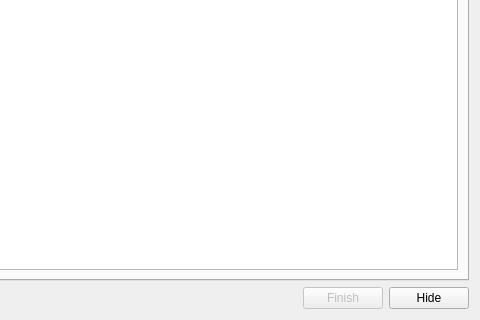
Above: gui/dialogs/QuickModInstallDialog.ui from MultiMC/Launcher before the change; both pictures show x 160 to 640 and y 160 to 480 of the 640 by 480 pixel window. Below: the same form after it.
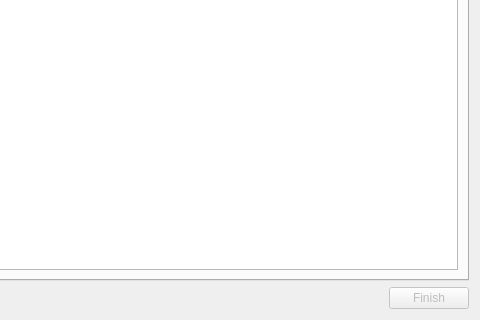
That is the form after the change.

```diff
--- a/gui/dialogs/QuickModInstallDialog.ui
+++ b/gui/dialogs/QuickModInstallDialog.ui
@@ -1,7 +1,7 @@
 <?xml version="1.0" encoding="UTF-8"?>
 <ui version="4.0">
  <class>QuickModInstallDialog</class>
- <widget class="QWidget" name="QuickModInstallDialog">
+ <widget class="QDialog" name="QuickModInstallDialog">
   <property name="geometry">
    <rect>
     <x>0</x>
@@ -89,13 +89,6 @@
        </property>
       </widget>
      </item>
-     <item>
-      <widget class="QPushButton" name="cancelButton">
-       <property name="text">
-        <string>Hide</string>
-       </property>
-      </widget>
-     </item>
     </layout>
    </item>
   </layout>
```
Left out of the diff: 15 changed lines with no effect on the pictures.
